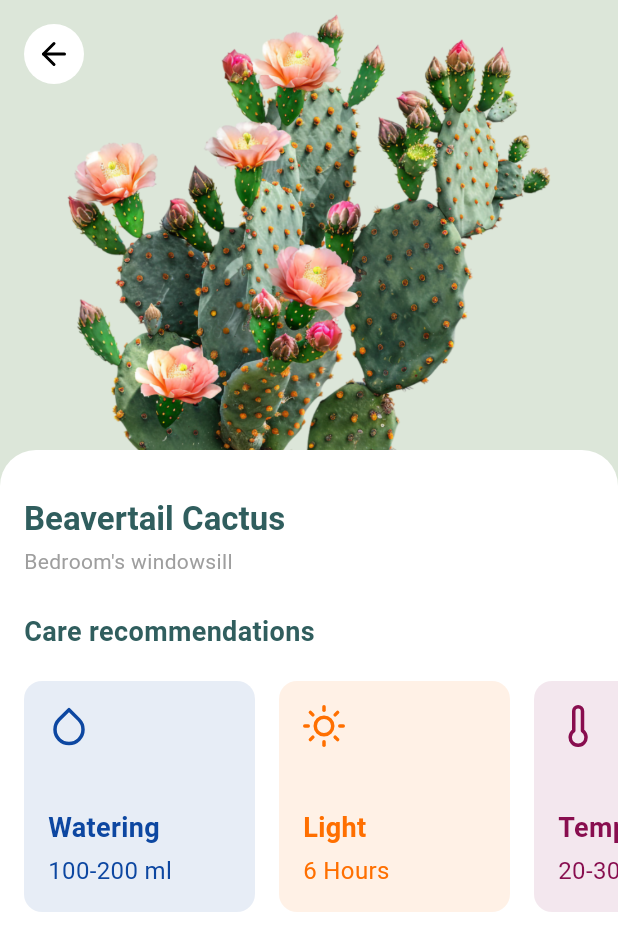
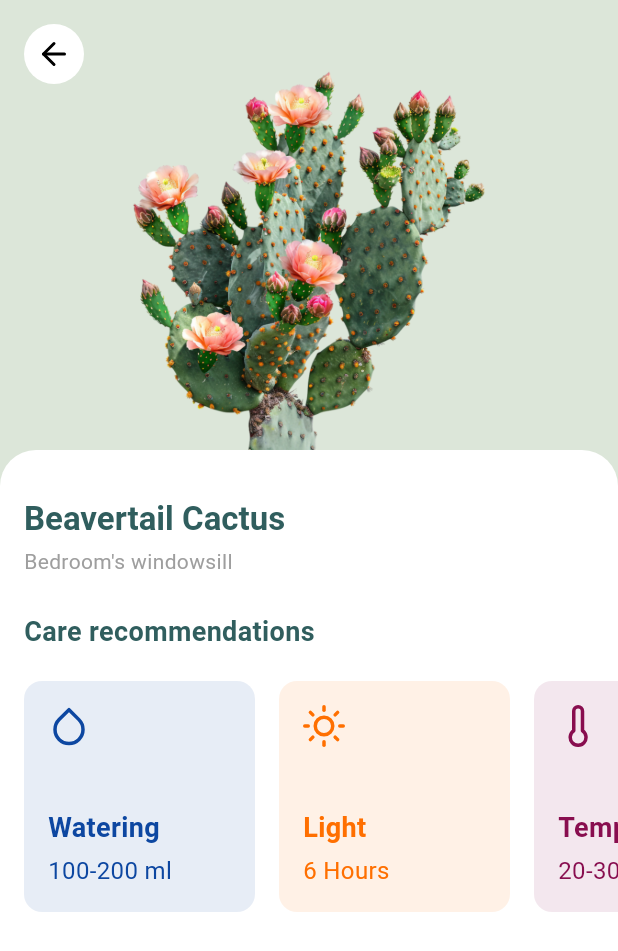
Before and after one commit to xirf/plantcare, a Flutter app: the screen it shows after launch, after a tap on "Beavertail Cactus", on a phone screen of 412 x 824 dp. Shown: the top 951 px of the screen. Run offline on Flutter 3.47's test engine with Material 3 defaults, Android fonts, the phone set to English and light mode, and no system bars; our stand-ins replace flutter_feather_icons.

Commit message:
Refactor DetailPage layout for improved responsiveness and readability

```diff
--- a/lib/page/detail/detail_page.dart
+++ b/lib/page/detail/detail_page.dart
@@ -13,7 +13,15 @@ class DetailPage extends StatelessWidget {
     return SafeArea(
       child: Scaffold(
         backgroundColor: const Color(0xFFDCE6D9),
-        body: Column(
+        body: LayoutBuilder(
+          builder: (context, constraints) {
+            return SingleChildScrollView(
+              child: ConstrainedBox(
+                constraints: BoxConstraints(
+                  minHeight: constraints.maxHeight,
+                ),
+                child: IntrinsicHeight(
+                  child: Column(
                     children: [
                       Stack(
                         children: [
@@ -22,7 +30,7 @@ class DetailPage extends StatelessWidget {
                             decoration: BoxDecoration(
                               image: DecorationImage(
                                 image: AssetImage(plant.imagePath),
-                      fit: BoxFit.cover,
+                                fit: BoxFit.contain,
                               ),
                             ),
                           ),
@@ -46,13 +54,18 @@ class DetailPage extends StatelessWidget {
                         child: Container(
                           decoration: const BoxDecoration(
                             color: Colors.white,
-                  borderRadius: BorderRadius.vertical(top: Radius.circular(24)),
+                            borderRadius:
+                                BorderRadius.vertical(top: Radius.circular(24)),
                           ),
                           child: Column(
                             crossAxisAlignment: CrossAxisAlignment.start,
                             children: [
                               Padding(
-                      padding: EdgeInsets.only(left: 16, top: 32, right: 16),
+                                padding: const EdgeInsets.only(
+                                  left: 16,
+                                  top: 32,
+                                  right: 16,
+                                ),
                                 child: Column(
                                   crossAxisAlignment: CrossAxisAlignment.start,
                                   children: [
@@ -69,7 +82,8 @@ class DetailPage extends StatelessWidget {
                                     const SizedBox(height: 4),
                                     Text(
                                       plant.location,
-                            style: const TextStyle(color: Colors.grey),
+                                      style:
+                                          const TextStyle(color: Colors.grey),
                                     ),
                                     const SizedBox(height: 24),
                                     Text(
@@ -87,7 +101,8 @@ class DetailPage extends StatelessWidget {
                               SizedBox(
                                 height: 170,
                                 child: ListView(
-                        padding: const EdgeInsets.symmetric(horizontal: 8),
+                                  padding:
+                                      const EdgeInsets.symmetric(horizontal: 8),
                                   scrollDirection: Axis.horizontal,
                                   children: [
                                     _buildCareCard(
@@ -125,11 +140,20 @@ class DetailPage extends StatelessWidget {
                     ],
                   ),
                 ),
+              ),
+            );
+          },
+        ),
+      ),
     );
   }
 
   Widget _buildCareCard(
-      IconData icon, String title, String value, Color bgColor) {
+    IconData icon,
+    String title,
+    String value,
+    Color bgColor,
+  ) {
     return SizedBox(
       width: 170,
       child: Container(
@@ -154,7 +178,8 @@ class DetailPage extends StatelessWidget {
                     fontSize: 18,
                     fontWeight: FontWeight.bold,
                     color: bgColor,
-                      overflow: TextOverflow.ellipsis),
+                    overflow: TextOverflow.ellipsis,
+                  ),
                 ),
                 const SizedBox(height: 4),
                 Text(
@@ -166,7 +191,7 @@ class DetailPage extends StatelessWidget {
                   softWrap: true,
                 ),
               ],
-            )
+            ),
           ],
         ),
       ),
--- a/lib/widgets/plant_card.dart
+++ b/lib/widgets/plant_card.dart
@@ -96,10 +96,16 @@ class PlantCard extends StatelessWidget {
           children: [
             Icon(FeatherIcons.droplet, size: 16, color: AppColors.accentColor),
             const SizedBox(width: 4),
-            Text(
-              'In ${plant.daysToWater} days',
-              style: TextStyle(
-                  color: AppColors.accentColor, fontWeight: FontWeight.bold),
+            Flexible(
+              child: Text(
+                'In ${plant.daysToWater} days',
+                overflow: TextOverflow.ellipsis,
+                softWrap: false,
+                style: TextStyle(
+                  color: AppColors.accentColor,
+                  fontWeight: FontWeight.bold,
+                ),
+              ),
             ),
           ],
         ),
```
Lines whose indentation alone changed are shown as unchanged.
